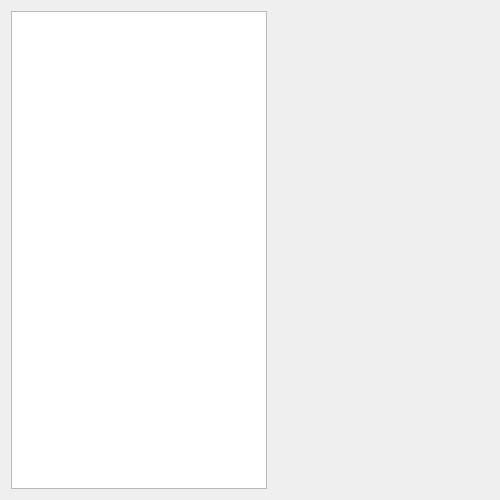
The window that IG/producteurIG/producteurPanel/producteurpanel.ui (4mbroise/goodBasket) describes before a commit, drawn with Qt 5.
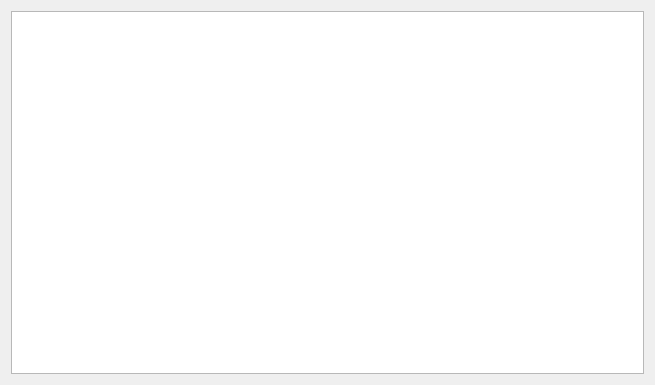
The same window after the commit.

What changed in the file:
```diff
--- a/IG/producteurIG/producteurPanel/producteurpanel.ui
+++ b/IG/producteurIG/producteurPanel/producteurpanel.ui
@@ -6,8 +6,8 @@
    <rect>
     <x>0</x>
     <y>0</y>
-    <width>500</width>
-    <height>500</height>
+    <width>655</width>
+    <height>385</height>
    </rect>
   </property>
   <property name="sizePolicy">
@@ -29,16 +29,6 @@
    <item>
     <widget class="QListWidget" name="listWidget"/>
    </item>
-   <item>
-    <widget class="QWidget" name="widget" native="true">
-     <property name="sizePolicy">
-      <sizepolicy hsizetype="MinimumExpanding" vsizetype="MinimumExpanding">
-       <horstretch>0</horstretch>
-       <verstretch>0</verstretch>
-      </sizepolicy>
-     </property>
-    </widget>
-   </item>
   </layout>
  </widget>
  <resources/>
```
Left out of the diff: 2 changed lines with no effect on the pictures.
